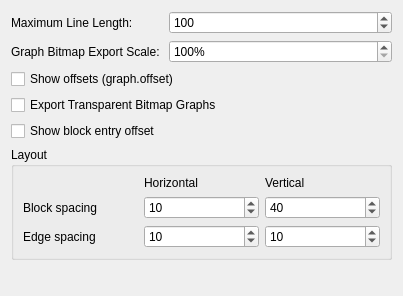
Old version of the form src/dialogs/preferences/GraphOptionsWidget.ui in the repository rizinorg/cutter.
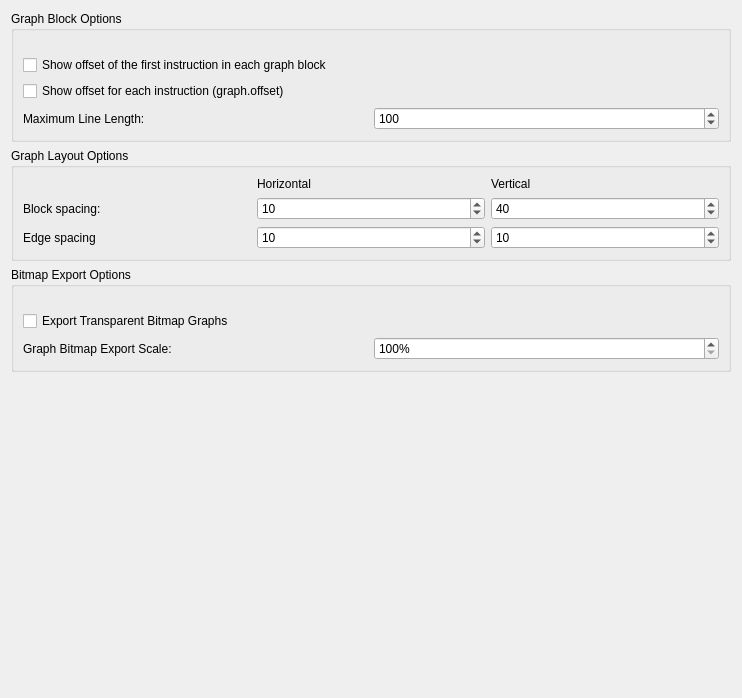
New version of the form.

Commit message: Improved Graph Options Preferences Widget and added tooltip Graph block entry offset

The edit to the form file:
```diff
--- a/src/dialogs/preferences/GraphOptionsWidget.ui
+++ b/src/dialogs/preferences/GraphOptionsWidget.ui
@@ -6,8 +6,8 @@
    <rect>
     <x>0</x>
     <y>0</y>
-    <width>403</width>
-    <height>296</height>
+    <width>742</width>
+    <height>698</height>
    </rect>
   </property>
   <property name="windowTitle">
@@ -15,15 +15,43 @@
   </property>
   <layout class="QVBoxLayout" name="verticalLayout_3">
    <item>
-    <layout class="QFormLayout" name="formLayout">
-     <item row="0" column="0">
+    <layout class="QVBoxLayout" name="verticalLayout_8">
+     <item>
+      <widget class="QGroupBox" name="GraphBlockOptions">
+       <property name="title">
+        <string>Graph Block Options </string>
+       </property>
+       <layout class="QVBoxLayout" name="verticalLayout_9">
+        <property name="topMargin">
+         <number>24</number>
+        </property>
+        <item>
+         <widget class="QCheckBox" name="blockEntryCheckBox">
+          <property name="toolTip">
+           <string>The address of the first instruction is shown in the header of each graph block</string>
+          </property>
+          <property name="text">
+           <string>Show offset of the first instruction in each graph block</string>
+          </property>
+         </widget>
+        </item>
+        <item>
+         <widget class="QCheckBox" name="graphOffsetCheckBox">
+          <property name="text">
+           <string>Show offset for each instruction (graph.offset)</string>
+          </property>
+         </widget>
+        </item>
+        <item>
+         <layout class="QHBoxLayout" name="horizontalLayout">
+          <item>
       <widget class="QLabel" name="maxColsLabel">
        <property name="text">
         <string>Maximum Line Length:</string>
        </property>
       </widget>
      </item>
-     <item row="0" column="1">
+          <item>
       <widget class="QSpinBox" name="maxColsSpinBox">
        <property name="minimum">
         <number>25</number>
@@ -36,14 +64,132 @@
        </property>
       </widget>
      </item>
+         </layout>
+        </item>
+       </layout>
+      </widget>
+     </item>
+     <item>
+      <widget class="QGroupBox" name="LayoutBlock">
+       <property name="title">
+        <string>Graph Layout Options</string>
+       </property>
+       <layout class="QGridLayout" name="gridLayout_2">
+        <item row="1" column="1">
+         <widget class="QSpinBox" name="horizontalBlockSpacing">
+          <property name="maximum">
+           <number>400</number>
+          </property>
+          <property name="singleStep">
+           <number>10</number>
+          </property>
+          <property name="value">
+           <number>10</number>
+          </property>
+         </widget>
+        </item>
+        <item row="0" column="2">
+         <widget class="QLabel" name="label_4">
+          <property name="text">
+           <string>Vertical</string>
+          </property>
+         </widget>
+        </item>
+        <item row="2" column="1">
+         <widget class="QSpinBox" name="horizontalEdgeSpacing">
+          <property name="minimum">
+           <number>1</number>
+          </property>
+          <property name="maximum">
+           <number>400</number>
+          </property>
+          <property name="singleStep">
+           <number>5</number>
+          </property>
+          <property name="value">
+           <number>10</number>
+          </property>
+         </widget>
+        </item>
+        <item row="0" column="1">
+         <widget class="QLabel" name="label_3">
+          <property name="text">
+           <string>Horizontal</string>
+          </property>
+         </widget>
+        </item>
+        <item row="2" column="2">
+         <widget class="QSpinBox" name="verticalEdgeSpacing">
+          <property name="minimum">
+           <number>1</number>
+          </property>
+          <property name="maximum">
+           <number>400</number>
+          </property>
+          <property name="singleStep">
+           <number>5</number>
+          </property>
+          <property name="value">
+           <number>10</number>
+          </property>
+         </widget>
+        </item>
+        <item row="1" column="2">
+         <widget class="QSpinBox" name="verticalBlockSpacing">
+          <property name="maximum">
+           <number>400</number>
+          </property>
+          <property name="singleStep">
+           <number>10</number>
+          </property>
+          <property name="value">
+           <number>40</number>
+          </property>
+         </widget>
+        </item>
      <item row="1" column="0">
+         <widget class="QLabel" name="label">
+          <property name="text">
+           <string>Block spacing:</string>
+          </property>
+         </widget>
+        </item>
+        <item row="2" column="0">
+         <widget class="QLabel" name="label_2">
+          <property name="text">
+           <string>Edge spacing</string>
+          </property>
+         </widget>
+        </item>
+       </layout>
+      </widget>
+     </item>
+     <item>
+      <widget class="QGroupBox" name="BitmapExportBlock">
+       <property name="title">
+        <string>Bitmap Export Options</string>
+       </property>
+       <layout class="QVBoxLayout" name="verticalLayout_10">
+        <property name="topMargin">
+         <number>24</number>
+        </property>
+        <item>
+         <widget class="QCheckBox" name="checkTransparent">
+          <property name="text">
+           <string>Export Transparent Bitmap Graphs</string>
+          </property>
+         </widget>
+        </item>
+        <item>
+         <layout class="QHBoxLayout" name="horizontalLayout_2">
+          <item>
       <widget class="QLabel" name="bitmapGraphScaleLabel">
        <property name="text">
         <string>Graph Bitmap Export Scale: </string>
        </property>
       </widget>
      </item>
-     <item row="1" column="1">
+          <item>
       <widget class="QDoubleSpinBox" name="bitmapGraphScale">
        <property name="suffix">
         <string>%</string>
@@ -64,121 +210,10 @@
      </item>
     </layout>
    </item>
-   <item>
-    <widget class="QCheckBox" name="graphOffsetCheckBox">
-     <property name="text">
-      <string>Show offsets (graph.offset)</string>
-     </property>
-    </widget>
-   </item>
-   <item>
-    <widget class="QCheckBox" name="checkTransparent">
-     <property name="text">
-      <string>Export Transparent Bitmap Graphs</string>
-     </property>
-    </widget>
-   </item>
-   <item>
-    <widget class="QCheckBox" name="blockEntryCheckBox">
-     <property name="text">
-      <string>Show block entry offset</string>
-     </property>
-    </widget>
-   </item>
-   <item>
-    <widget class="QGroupBox" name="groupBox">
-     <property name="title">
-      <string>Layout</string>
-     </property>
-     <layout class="QGridLayout" name="gridLayout_2">
-      <item row="0" column="1">
-       <widget class="QLabel" name="label_3">
-        <property name="text">
-         <string>Horizontal</string>
-        </property>
-       </widget>
-      </item>
-      <item row="1" column="0">
-       <widget class="QLabel" name="label">
-        <property name="text">
-         <string>Block spacing</string>
-        </property>
-       </widget>
-      </item>
-      <item row="2" column="0">
-       <widget class="QLabel" name="label_2">
-        <property name="text">
-         <string>Edge spacing</string>
-        </property>
-       </widget>
-      </item>
-      <item row="1" column="1">
-       <widget class="QSpinBox" name="horizontalBlockSpacing">
-        <property name="maximum">
-         <number>400</number>
-        </property>
-        <property name="singleStep">
-         <number>10</number>
-        </property>
-        <property name="value">
-         <number>10</number>
-        </property>
-       </widget>
-      </item>
-      <item row="1" column="2">
-       <widget class="QSpinBox" name="verticalBlockSpacing">
-        <property name="maximum">
-         <number>400</number>
-        </property>
-        <property name="singleStep">
-         <number>10</number>
-        </property>
-        <property name="value">
-         <number>40</number>
-        </property>
-       </widget>
-      </item>
-      <item row="2" column="1">
-       <widget class="QSpinBox" name="horizontalEdgeSpacing">
-        <property name="minimum">
-         <number>1</number>
-        </property>
-        <property name="maximum">
-         <number>400</number>
-        </property>
-        <property name="singleStep">
-         <number>5</number>
-        </property>
-        <property name="value">
-         <number>10</number>
-        </property>
-       </widget>
-      </item>
-      <item row="2" column="2">
-       <widget class="QSpinBox" name="verticalEdgeSpacing">
-        <property name="minimum">
-         <number>1</number>
-        </property>
-        <property name="maximum">
-         <number>400</number>
-        </property>
-        <property name="singleStep">
-         <number>5</number>
-        </property>
-        <property name="value">
-         <number>10</number>
-        </property>
-       </widget>
-      </item>
-      <item row="0" column="2">
-       <widget class="QLabel" name="label_4">
-        <property name="text">
-         <string>Vertical</string>
-        </property>
-       </widget>
-      </item>
-     </layout>
-    </widget>
+       </layout>
+      </widget>
+     </item>
+    </layout>
    </item>
    <item>
     <spacer name="verticalSpacer">
```
Left out of the diff: 4 changed lines with no effect on the pictures. Lines whose indentation alone changed are shown as unchanged.
